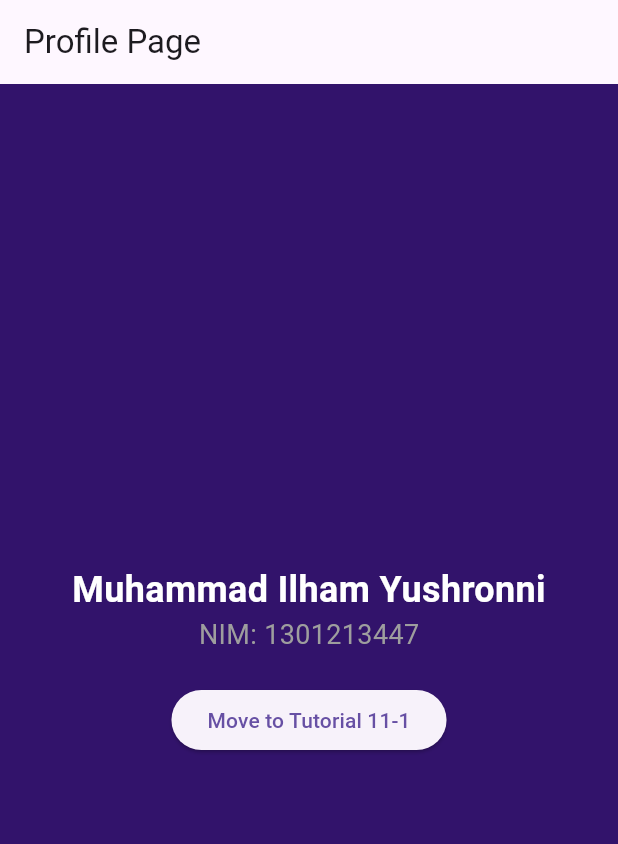
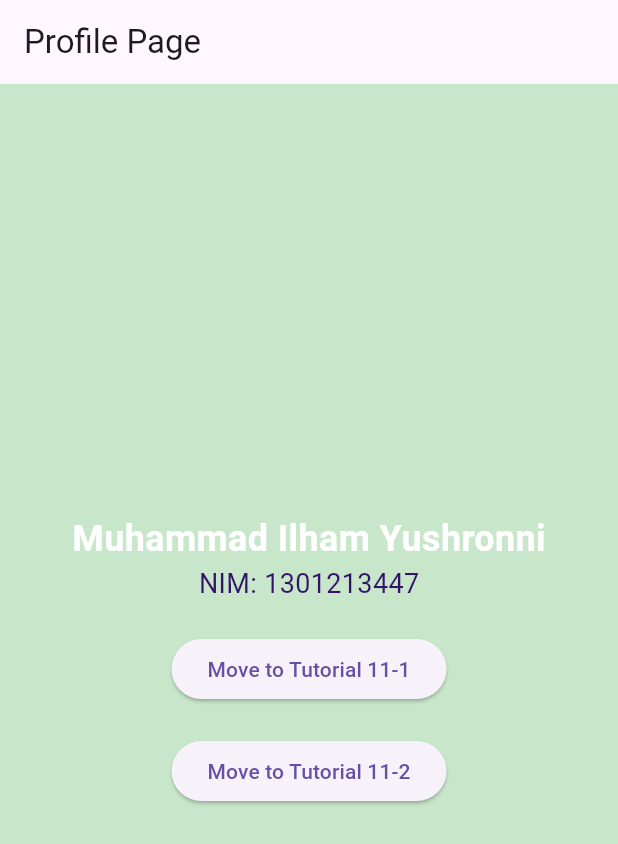
Before and after one commit to IlhamYush/ABP_11.1, a Flutter app: the screen it shows after launch, on a phone screen of 412 x 824 dp. Shown: the top 844 px of the screen. Run offline on Flutter 3.47's test engine with Material 3 defaults, Android fonts, the phone set to English and light mode, and no system bars.

Commit message:
first commit

```diff
--- a/lib/main.dart
+++ b/lib/main.dart
@@ -1,5 +1,6 @@
 import 'package:flutter/material.dart';
 import 'PageTutorial11.dart'; // Import the new file
+import 'PageTutorial11_2.dart';
 
 void main() {
   runApp(const MyApp());
@@ -11,7 +12,7 @@ class MyApp extends StatelessWidget {
   @override
   Widget build(BuildContext context) {
     return MaterialApp(
-      title: 'ABP_Week 11',
+      title: 'ABP Week 11',
       theme: ThemeData(
         primarySwatch: Colors.blue,
       ),
@@ -33,7 +34,7 @@ class MyHomePage extends StatelessWidget {
         title: Text(title),
       ),
       body: Container(
-          color: Color.fromARGB(255, 50, 19, 107),
+          color: Colors.green[100],
           child: Center(
             child: Column(
               mainAxisAlignment: MainAxisAlignment.center,
@@ -47,7 +48,8 @@ class MyHomePage extends StatelessWidget {
                 ),
                 const Text(
                   'NIM: 1301213447',
-                  style: TextStyle(fontSize: 18, color: Colors.grey),
+                  style: TextStyle(
+                      fontSize: 18, color: Color.fromARGB(255, 50, 19, 107)),
                 ),
                 const SizedBox(height: 20),
                 ElevatedButton(
@@ -60,6 +62,17 @@ class MyHomePage extends StatelessWidget {
                   },
                   child: const Text('Move to Tutorial 11-1'),
                 ),
+                const SizedBox(height: 20),
+                ElevatedButton(
+                  onPressed: () {
+                    Navigator.push(
+                      context,
+                      MaterialPageRoute(
+                          builder: (context) => const Tutorial11_2Page()),
+                    );
+                  },
+                  child: const Text('Move to Tutorial 11-2'),
+                ),
               ],
             ),
           )),
```
Also changed, not shown: lib/PageTutorial11_2.dart (added, +72 -0 lines).
